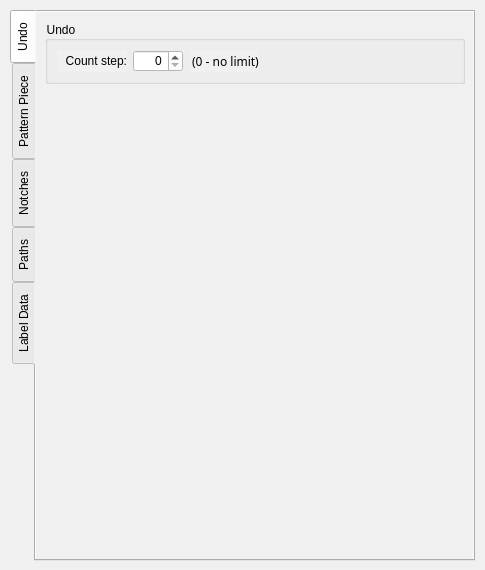
Qt form src/app/seamly2d/dialogs/configpages/preferencespatternpage.ui (FashionFreedom/Seamly2D) before a commit.
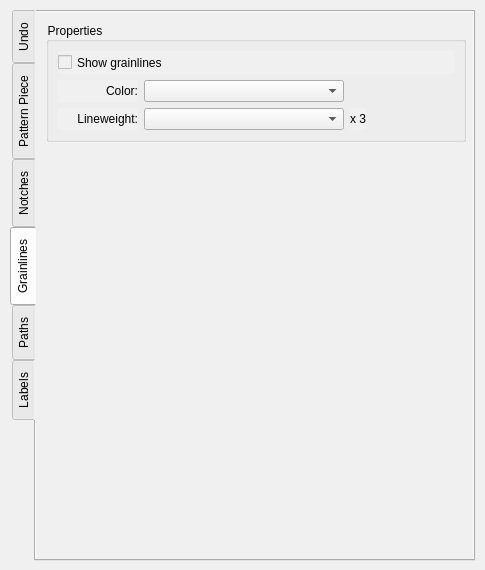
The same form after that commit. The open tabs and pages were chosen to show the change. Custom widgets are drawn as their Qt base class.

Commit message:
Add color & visibility to grainlines and piece labels
Update the grainline & labels icons

This adds color to grainlines and pattern piece labels, as well as adding the ability to globally show / hide all grainlines and / or pattern piece labels.

This also fixes the issue of correctly displaying "text as paths" in the piece labels to display just the path (outline) of the text with no brush fill.

Add line weight to grainlines

```diff
--- a/src/app/seamly2d/dialogs/configpages/preferencespatternpage.ui
+++ b/src/app/seamly2d/dialogs/configpages/preferencespatternpage.ui
@@ -145,7 +145,7 @@
            <widget class="QLabel" name="label">
             <property name="font">
              <font>
-              <family>MS Shell Dlg 2 UI</family>
+              <family>MS Shell Dlg 2</family>
               <pointsize>9</pointsize>
              </font>
             </property>
@@ -672,6 +672,207 @@
      </item>
     </layout>
    </widget>
+   <widget class="QWidget" name="tab_10">
+    <attribute name="title">
+     <string>Grainlines</string>
+    </attribute>
+    <widget class="QGroupBox" name="grainlineProperties_GroupBox">
+     <property name="geometry">
+      <rect>
+       <x>10</x>
+       <y>10</y>
+       <width>420</width>
+       <height>120</height>
+      </rect>
+     </property>
+     <property name="minimumSize">
+      <size>
+       <width>420</width>
+       <height>120</height>
+      </size>
+     </property>
+     <property name="maximumSize">
+      <size>
+       <width>420</width>
+       <height>16777215</height>
+      </size>
+     </property>
+     <property name="font">
+      <font>
+       <family>MS Shell Dlg 2</family>
+       <pointsize>9</pointsize>
+      </font>
+     </property>
+     <property name="title">
+      <string>Properties</string>
+     </property>
+     <layout class="QVBoxLayout" name="verticalLayout_22">
+      <item>
+       <layout class="QVBoxLayout" name="verticalLayout_21">
+        <item>
+         <widget class="QCheckBox" name="showGrainlines_CheckBox">
+          <property name="sizePolicy">
+           <sizepolicy hsizetype="Preferred" vsizetype="Preferred">
+            <horstretch>0</horstretch>
+            <verstretch>0</verstretch>
+           </sizepolicy>
+          </property>
+          <property name="font">
+           <font>
+            <family>MS Shell Dlg 2</family>
+            <pointsize>9</pointsize>
+           </font>
+          </property>
+          <property name="toolTip">
+           <string>By default forbid flipping for all new created workpieces</string>
+          </property>
+          <property name="text">
+           <string>Show grainlines</string>
+          </property>
+         </widget>
+        </item>
+       </layout>
+      </item>
+      <item>
+       <layout class="QVBoxLayout" name="verticalLayout_20">
+        <item>
+         <layout class="QHBoxLayout" name="horizontalLayout_21">
+          <item>
+           <widget class="QLabel" name="grainlineColor_Label">
+            <property name="minimumSize">
+             <size>
+              <width>80</width>
+              <height>0</height>
+             </size>
+            </property>
+            <property name="font">
+             <font>
+              <family>MS Shell Dlg 2</family>
+              <pointsize>9</pointsize>
+             </font>
+            </property>
+            <property name="text">
+             <string>Color:</string>
+            </property>
+            <property name="alignment">
+             <set>Qt::AlignRight|Qt::AlignTrailing|Qt::AlignVCenter</set>
+            </property>
+           </widget>
+          </item>
+          <item>
+           <widget class="ColorComboBox" name="defaultGrainlineColor_ComboBox">
+            <property name="minimumSize">
+             <size>
+              <width>200</width>
+              <height>20</height>
+             </size>
+            </property>
+            <property name="font">
+             <font>
+              <family>MS Shell Dlg 2</family>
+              <pointsize>9</pointsize>
+             </font>
+            </property>
+           </widget>
+          </item>
+          <item>
+           <spacer name="horizontalSpacer_21">
+            <property name="orientation">
+             <enum>Qt::Horizontal</enum>
+            </property>
+            <property name="sizeHint" stdset="0">
+             <size>
+              <width>160</width>
+              <height>15</height>
+             </size>
+            </property>
+           </spacer>
+          </item>
+         </layout>
+        </item>
+        <item>
+         <layout class="QHBoxLayout" name="horizontalLayout_22">
+          <item>
+           <widget class="QLabel" name="grainlinelLineweight_Label">
+            <property name="minimumSize">
+             <size>
+              <width>80</width>
+              <height>0</height>
+             </size>
+            </property>
+            <property name="maximumSize">
+             <size>
+              <width>80</width>
+              <height>16777215</height>
+             </size>
+            </property>
+            <property name="font">
+             <font>
+              <pointsize>9</pointsize>
+             </font>
+            </property>
+            <property name="text">
+             <string>Lineweight:</string>
+            </property>
+            <property name="alignment">
+             <set>Qt::AlignRight|Qt::AlignTrailing|Qt::AlignVCenter</set>
+            </property>
+           </widget>
+          </item>
+          <item>
+           <widget class="LineWeightComboBox" name="defaultGrainlineLineweight_ComboBox">
+            <property name="sizePolicy">
+             <sizepolicy hsizetype="Preferred" vsizetype="Fixed">
+              <horstretch>0</horstretch>
+              <verstretch>0</verstretch>
+             </sizepolicy>
+            </property>
+            <property name="minimumSize">
+             <size>
+              <width>200</width>
+              <height>20</height>
+             </size>
+            </property>
+            <property name="maximumSize">
+             <size>
+              <width>16777215</width>
+              <height>16777215</height>
+             </size>
+            </property>
+            <property name="font">
+             <font>
+              <pointsize>9</pointsize>
+             </font>
+            </property>
+           </widget>
+          </item>
+          <item>
+           <widget class="QLabel" name="label_2">
+            <property name="text">
+             <string>x 3</string>
+            </property>
+           </widget>
+          </item>
+          <item>
+           <spacer name="horizontalSpacer_22">
+            <property name="orientation">
+             <enum>Qt::Horizontal</enum>
+            </property>
+            <property name="sizeHint" stdset="0">
+             <size>
+              <width>40</width>
+              <height>20</height>
+             </size>
+            </property>
+           </spacer>
+          </item>
+         </layout>
+        </item>
+       </layout>
+      </item>
+     </layout>
+    </widget>
+   </widget>
    <widget class="QWidget" name="tab_6">
     <attribute name="title">
      <string>Paths</string>
@@ -1717,7 +1918,7 @@
    </widget>
    <widget class="QWidget" name="tab_7">
     <attribute name="title">
-     <string>Label Data</string>
+     <string>Labels</string>
     </attribute>
     <layout class="QVBoxLayout" name="verticalLayout_17">
      <item>
```
Left out of the diff: 175 changed lines with no effect on the pictures. The commit also changes 29 other files.
